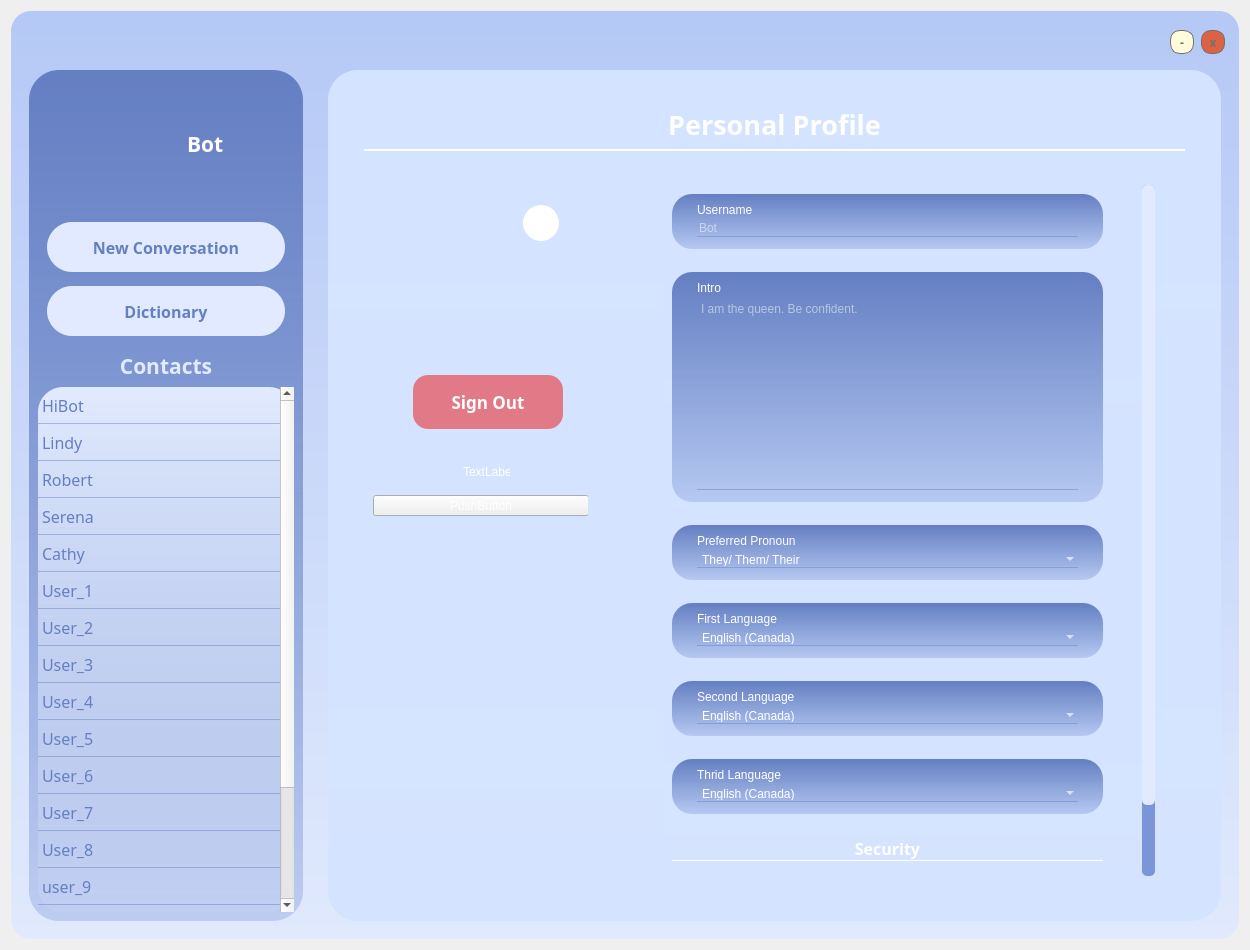
Above: Client/mainwindow.ui from RobertRen1122/Google_SC before the change. Below: the same form after it.
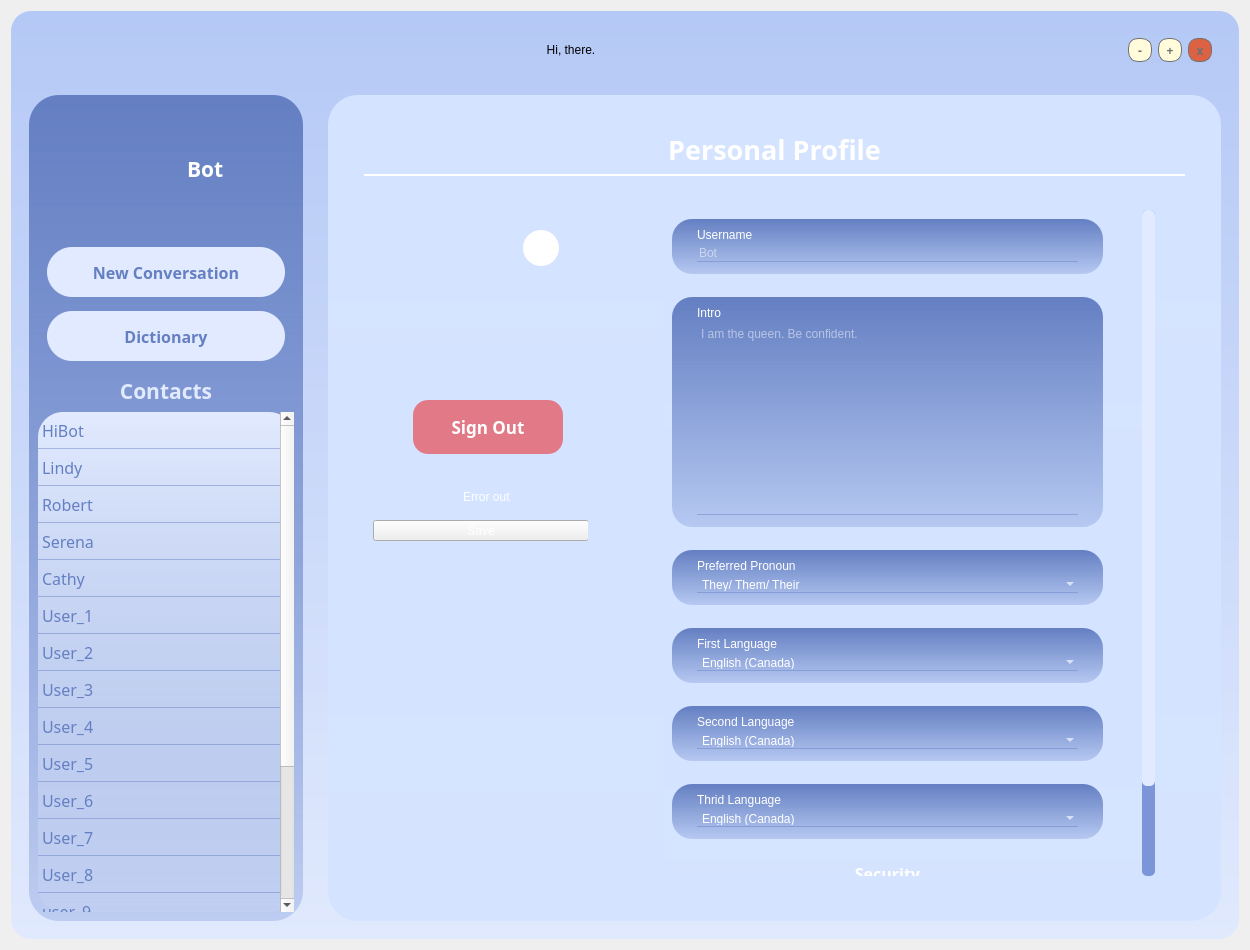
That is the form after the change. The open tabs and pages were chosen to show the change. Icons and pictures are not drawn.

```diff
--- a/Client/mainwindow.ui
+++ b/Client/mainwindow.ui
@@ -37,24 +37,147 @@
      <layout class="QVBoxLayout" name="verticalLayout" stretch="1,25">
       <item>
        <widget class="QWidget" name="title" native="true">
-        <widget class="QPushButton" name="close_butt">
-         <property name="geometry">
-          <rect>
-           <x>1181</x>
-           <y>10</y>
-           <width>24</width>
-           <height>24</height>
-          </rect>
-         </property>
-         <property name="font">
-          <font>
-           <family>Poppins</family>
-           <weight>75</weight>
-           <bold>true</bold>
-          </font>
-         </property>
-         <property name="styleSheet">
-          <string notr="true">QPushButton{
+        <property name="layoutDirection">
+         <enum>Qt::LeftToRight</enum>
+        </property>
+        <layout class="QHBoxLayout" name="horizontalLayout_5">
+         <item>
+          <widget class="QLabel" name="label_2">
+           <property name="text">
+            <string>Hi, there.</string>
+           </property>
+           <property name="alignment">
+            <set>Qt::AlignCenter</set>
+           </property>
+          </widget>
+         </item>
+         <item>
+          <widget class="QWidget" name="titlebuttons" native="true">
+           <property name="sizePolicy">
+            <sizepolicy hsizetype="Minimum" vsizetype="Preferred">
+             <horstretch>0</horstretch>
+             <verstretch>0</verstretch>
+            </sizepolicy>
+           </property>
+           <property name="minimumSize">
+            <size>
+             <width>102</width>
+             <height>0</height>
+            </size>
+           </property>
+           <property name="maximumSize">
+            <size>
+             <width>102</width>
+             <height>16777215</height>
+            </size>
+           </property>
+           <property name="styleSheet">
+            <string notr="true"/>
+           </property>
+           <layout class="QHBoxLayout" name="horizontalLayout_4">
+            <item>
+             <widget class="QPushButton" name="minimize_butt">
+              <property name="sizePolicy">
+               <sizepolicy hsizetype="Minimum" vsizetype="Minimum">
+                <horstretch>0</horstretch>
+                <verstretch>0</verstretch>
+               </sizepolicy>
+              </property>
+              <property name="minimumSize">
+               <size>
+                <width>24</width>
+                <height>24</height>
+               </size>
+              </property>
+              <property name="font">
+               <font>
+                <family>Poppins</family>
+                <weight>75</weight>
+                <bold>true</bold>
+               </font>
+              </property>
+              <property name="styleSheet">
+               <string notr="true">QPushButton{
+border: 1px solid #707070;
+border-radius: 10px;
+background:#FFFBDB;
+color: #707070;
+}
+QPushButton:hover{
+border: 1px solid #535249;
+border-radius: 10px;
+background:#535249;
+color: #FFFBDB;
+}</string>
+              </property>
+              <property name="text">
+               <string>-</string>
+              </property>
+             </widget>
+            </item>
+            <item>
+             <widget class="QPushButton" name="minimize_butt_2">
+              <property name="sizePolicy">
+               <sizepolicy hsizetype="Minimum" vsizetype="Minimum">
+                <horstretch>0</horstretch>
+                <verstretch>0</verstretch>
+               </sizepolicy>
+              </property>
+              <property name="minimumSize">
+               <size>
+                <width>24</width>
+                <height>24</height>
+               </size>
+              </property>
+              <property name="font">
+               <font>
+                <family>Poppins</family>
+                <weight>75</weight>
+                <bold>true</bold>
+               </font>
+              </property>
+              <property name="styleSheet">
+               <string notr="true">QPushButton{
+border: 1px solid #707070;
+border-radius: 10px;
+background:#FFFBDB;
+color: #707070;
+}
+QPushButton:hover{
+border: 1px solid #535249;
+border-radius: 10px;
+background:#535249;
+color: #FFFBDB;
+}</string>
+              </property>
+              <property name="text">
+               <string>+</string>
+              </property>
+             </widget>
+            </item>
+            <item>
+             <widget class="QPushButton" name="close_butt">
+              <property name="sizePolicy">
+               <sizepolicy hsizetype="Minimum" vsizetype="Minimum">
+                <horstretch>0</horstretch>
+                <verstretch>0</verstretch>
+               </sizepolicy>
+              </property>
+              <property name="minimumSize">
+               <size>
+                <width>24</width>
+                <height>24</height>
+               </size>
+              </property>
+              <property name="font">
+               <font>
+                <family>Poppins</family>
+                <weight>75</weight>
+                <bold>true</bold>
+               </font>
+              </property>
+              <property name="styleSheet">
+               <string notr="true">QPushButton{
 border: 1px solid #707070;
 border-radius: 10px;
 background:#DD6243;
@@ -66,45 +189,16 @@
 background:#E8907A;
 color: #FFFBDB;
 }</string>
-         </property>
-         <property name="text">
-          <string>x</string>
-         </property>
-        </widget>
-        <widget class="QPushButton" name="minimize_butt">
-         <property name="geometry">
-          <rect>
-           <x>1150</x>
-           <y>10</y>
-           <width>24</width>
-           <height>24</height>
-          </rect>
-         </property>
-         <property name="font">
-          <font>
-           <family>Poppins</family>
-           <weight>75</weight>
-           <bold>true</bold>
-          </font>
-         </property>
-         <property name="styleSheet">
-          <string notr="true">QPushButton{
-border: 1px solid #707070;
-border-radius: 10px;
-background:#FFFBDB;
-color: #707070;
-}
-QPushButton:hover{
-border: 1px solid #535249;
-border-radius: 10px;
-background:#535249;
-color: #FFFBDB;
-}</string>
-         </property>
-         <property name="text">
-          <string>-</string>
-         </property>
-        </widget>
+              </property>
+              <property name="text">
+               <string>x</string>
+              </property>
+             </widget>
+            </item>
+           </layout>
+          </widget>
+         </item>
+        </layout>
        </widget>
       </item>
       <item>
@@ -689,7 +783,8 @@
                              </sizepolicy>
                             </property>
                             <property name="styleSheet">
-                             <string notr="true"/>
+                             <string notr="true">border-radius: 15px;
+</string>
                             </property>
                             <property name="text">
                              <string/>
@@ -789,7 +884,7 @@
                              </rect>
                             </property>
                             <property name="text">
-                             <string>PushButton</string>
+                             <string>Save</string>
                             </property>
                            </widget>
                            <widget class="QLabel" name="profileError">
@@ -802,7 +897,7 @@
                              </rect>
                             </property>
                             <property name="text">
-                             <string>TextLabel</string>
+                             <string>Error output</string>
                             </property>
                            </widget>
                           </widget>
@@ -894,7 +989,7 @@
                               <x>0</x>
                               <y>0</y>
                               <width>482</width>
-                              <height>794</height>
+                              <height>843</height>
                              </rect>
                             </property>
                             <layout class="QVBoxLayout" name="verticalLayout_11">
```
Left out of the diff: 2 changed lines with no effect on the pictures.
